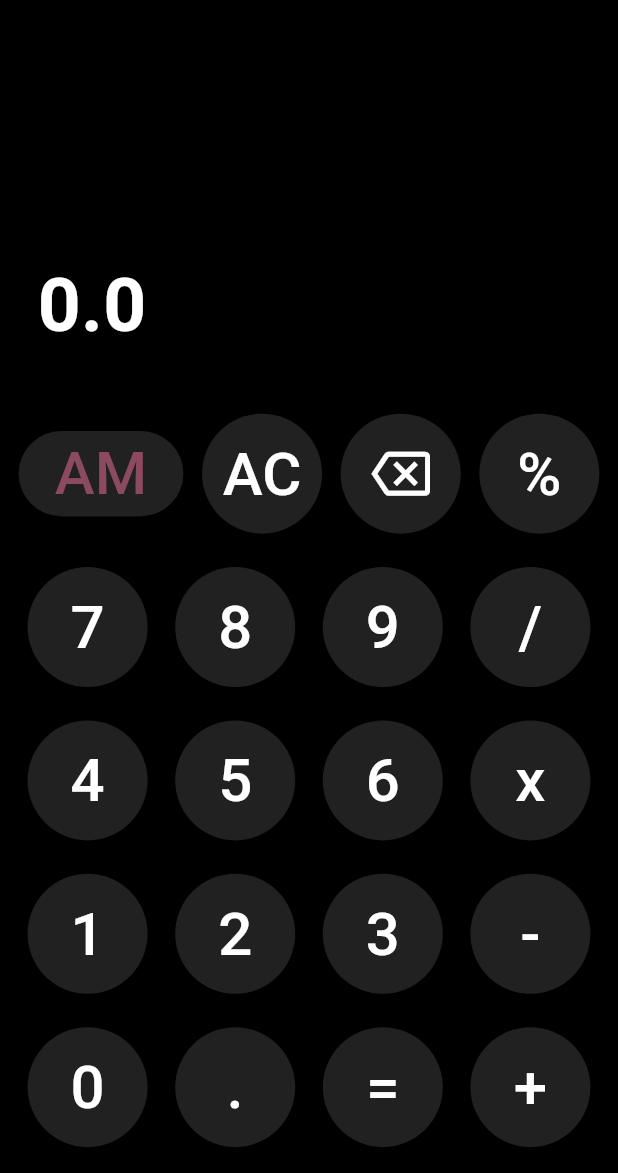
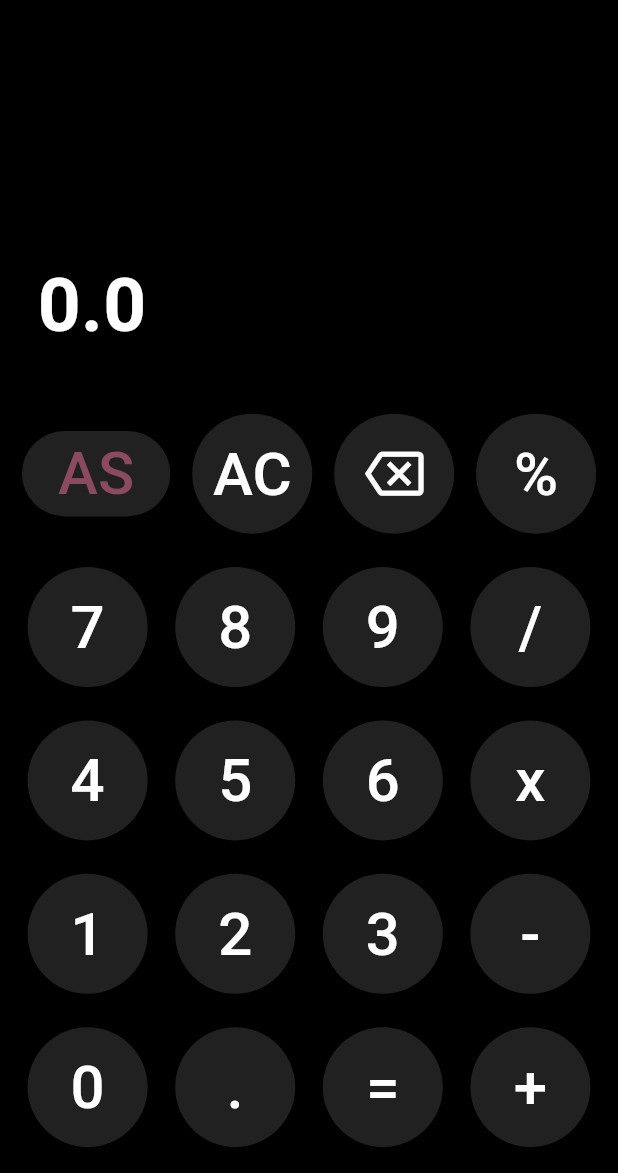
Before and after one commit to Arghya-1121/CalculatorFlutter, a Flutter app: the screen it shows after launch, on a phone screen of 412 x 824 dp, the part 63-1236 px from its top. Run offline on Flutter 3.47's test engine with Material 3 defaults, Android fonts, the phone set to English and light mode, and no system bars.

Commit message:
for github workflow

```diff
--- a/lib/main.dart
+++ b/lib/main.dart
@@ -80,7 +80,7 @@ class _MyHomePageState extends State<MyHomePage> {
                   RoundedButton(
                     bgColor: Colors.grey.shade900,
                     btnName: Text(
-                      'AM',
+                      'AS',
                       style: TextStyle(fontSize: 40),
                     ),
                     radius: 40.0,
```
